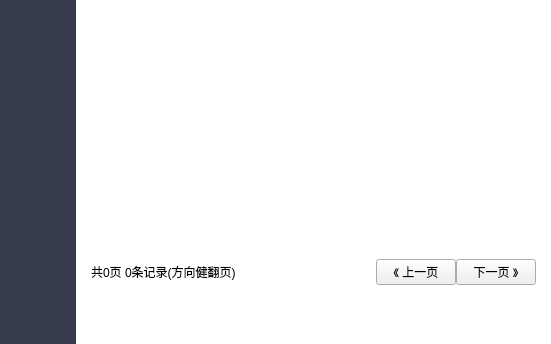
Qt form View/orderdetails.ui (CodePeasant3/IPAY) before a commit.
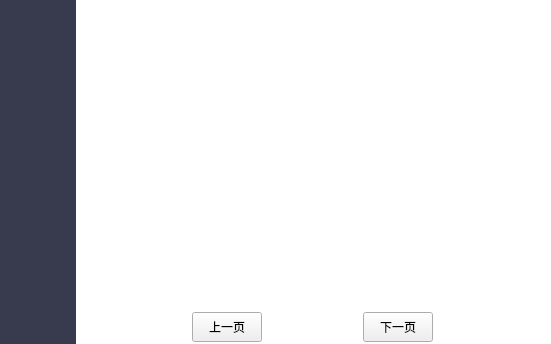
The same form after that commit.

The edit to the form file:
```diff
--- a/View/orderdetails.ui
+++ b/View/orderdetails.ui
@@ -103,7 +103,7 @@
      <property name="styleSheet">
       <string notr="true"/>
      </property>
-     <layout class="QVBoxLayout" name="verticalLayout_2" stretch="2,8,2">
+     <layout class="QVBoxLayout" name="verticalLayout_2" stretch="0">
       <property name="spacing">
        <number>0</number>
       </property>
@@ -152,7 +152,7 @@
          </item>
          <item>
           <widget class="QWidget" name="widget_7" native="true">
-           <layout class="QHBoxLayout" name="horizontalLayout_2" stretch="3,1">
+           <layout class="QHBoxLayout" name="horizontalLayout_2" stretch="1">
             <property name="spacing">
              <number>0</number>
             </property>
@@ -168,13 +168,6 @@
             <property name="bottomMargin">
              <number>2</number>
             </property>
-            <item>
-             <widget class="QLabel" name="label_page">
-              <property name="text">
-               <string>共0页 0条记录(方向健翻页)</string>
-              </property>
-             </widget>
-            </item>
             <item>
              <widget class="QWidget" name="widget_8" native="true">
               <layout class="QHBoxLayout" name="horizontalLayout_3">
@@ -194,16 +187,40 @@
                 <number>0</number>
                </property>
                <item>
-                <widget class="QPushButton" name="pushButton_up">
+                <widget class="QPushButton" name="pushButton_pre">
+                 <property name="minimumSize">
+                  <size>
+                   <width>70</width>
+                   <height>30</height>
+                  </size>
+                 </property>
+                 <property name="maximumSize">
+                  <size>
+                   <width>70</width>
+                   <height>30</height>
+                  </size>
+                 </property>
                  <property name="text">
-                  <string>《 上一页</string>
+                  <string>上一页</string>
                  </property>
                 </widget>
                </item>
                <item>
-                <widget class="QPushButton" name="pushButton_down">
+                <widget class="QPushButton" name="pushButton_next">
+                 <property name="minimumSize">
+                  <size>
+                   <width>70</width>
+                   <height>30</height>
+                  </size>
+                 </property>
+                 <property name="maximumSize">
+                  <size>
+                   <width>70</width>
+                   <height>30</height>
+                  </size>
+                 </property>
                  <property name="text">
-                  <string>下一页 》</string>
+                  <string>下一页</string>
                  </property>
                 </widget>
                </item>
@@ -216,9 +233,6 @@
         </layout>
        </widget>
       </item>
-      <item>
-       <widget class="QWidget" name="widget_6" native="true"/>
-      </item>
      </layout>
     </widget>
    </item>
```
Left out of the diff: 18 changed lines with no effect on the pictures.
